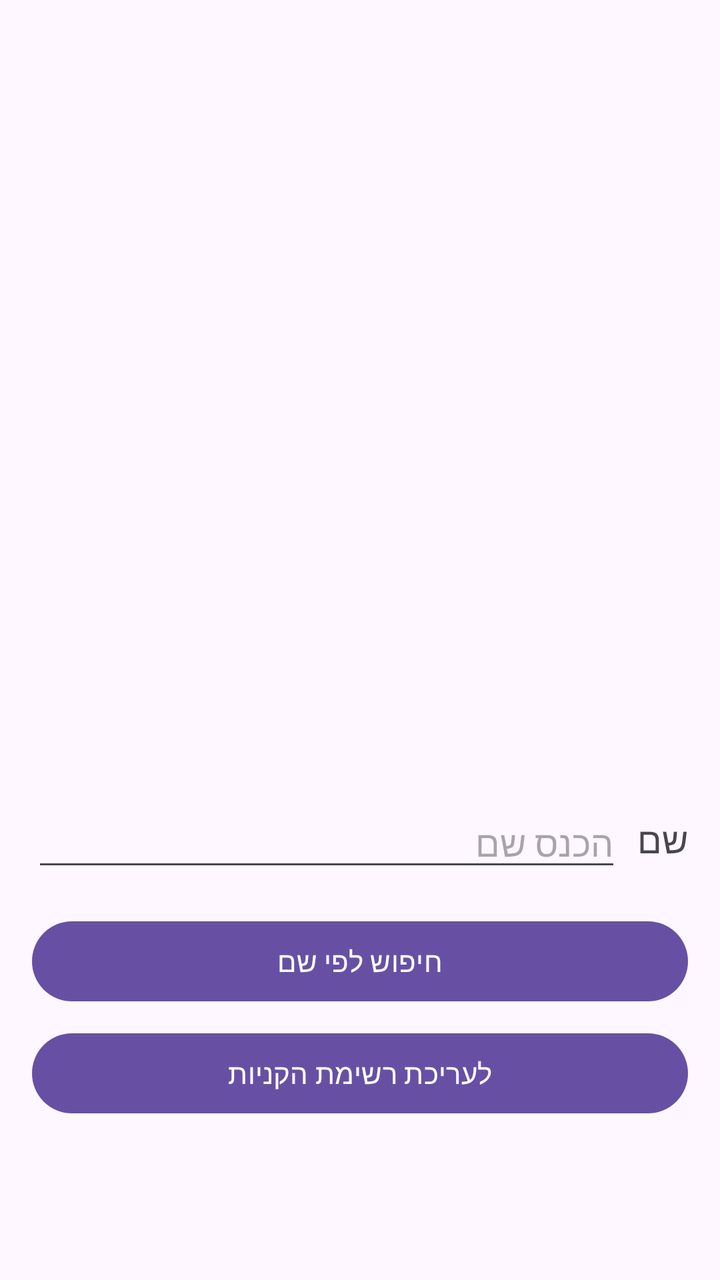
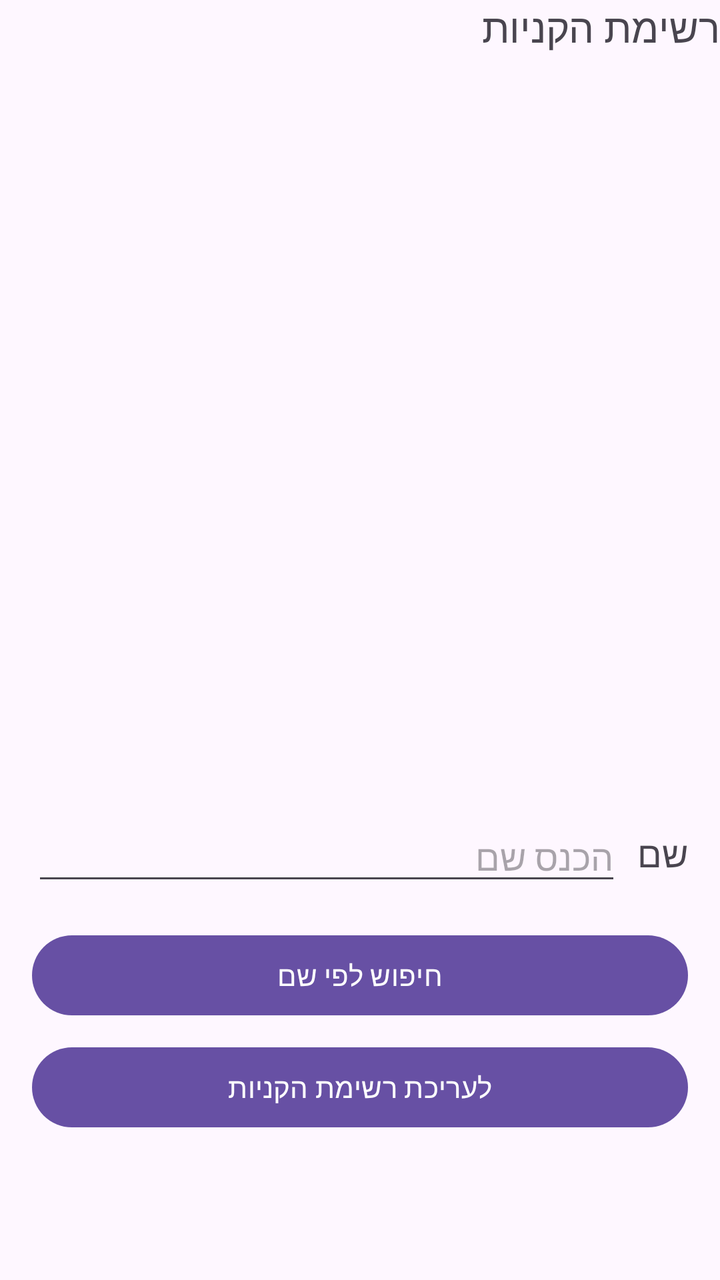

Screens rendered from an Android XML layout before and after an edit, with the pre-edit source and the edit as a unified diff.
<!-- AndroidManifest.xml: application theme Theme.GroceryListApp -->
<!-- res/layout/activity_view_database.xml -->
<?xml version="1.0" encoding="utf-8"?>
<LinearLayout xmlns:android="http://schemas.android.com/apk/res/android"
    android:layout_width="match_parent"
    android:layout_height="match_parent"
    android:orientation="vertical"
    android:id="@+id/view_db">

    
    <ListView
        android:id="@+id/listView"
        android:layout_width="match_parent"
        android:layout_height="0dp"
        android:layout_weight="1" />

    
    <LinearLayout
        android:layout_width="match_parent"
        android:layout_height="0dp"
        android:layout_weight="1"
        android:orientation="vertical"
        android:padding="16dp"
        android:gravity="center_vertical">

        
        <LinearLayout
            android:layout_width="match_parent"
            android:layout_height="wrap_content"
            android:orientation="horizontal"
            android:gravity="center_vertical"
            android:layout_marginBottom="16dp">

            <EditText
                android:id="@+id/etSearchName"
                android:layout_width="0dp"
                android:layout_height="wrap_content"
                android:layout_weight="1"
                android:hint="הכנס שם"
                android:inputType="textPersonName"
                android:layout_marginEnd="8dp" />

            <TextView
                android:id="@+id/textViewNameLabel"
                android:layout_width="wrap_content"
                android:layout_height="wrap_content"
                android:text="שם"
                android:textSize="18sp" />

        </LinearLayout>

        
        <Button
            android:id="@+id/btnSearch"
            android:layout_width="match_parent"
            android:layout_height="wrap_content"
            android:text="חיפוש לפי שם"
            android:layout_marginBottom="8dp" />

        
        <Button
            android:id="@+id/btnEditDB"
            android:layout_width="match_parent"
            android:layout_height="wrap_content"
            android:text="לעריכת רשימת הקניות" />

    </LinearLayout>

</LinearLayout>
<!-- resources referenced by this layout -->
<resources>
  <style name="Theme.GroceryListApp" parent="Base.Theme.GroceryListApp" />
  <style name="Base.Theme.GroceryListApp" parent="Theme.Material3.DayNight.NoActionBar">
          
          
      </style>
</resources>

<!-- the commit's change to res/layout/activity_view_database.xml (unified diff, before → after) -->
@@ -6,6 +6,13 @@
     android:id="@+id/view_db">
 
     
+    <TextView
+        android:layout_width="match_parent"
+        android:layout_height="wrap_content"
+        android:text="רשימת הקניות"
+        android:layout_marginLeft="150dp"
+        android:textSize="20dp"/>
+
     <ListView
         android:id="@+id/listView"
         android:layout_width="match_parent"
